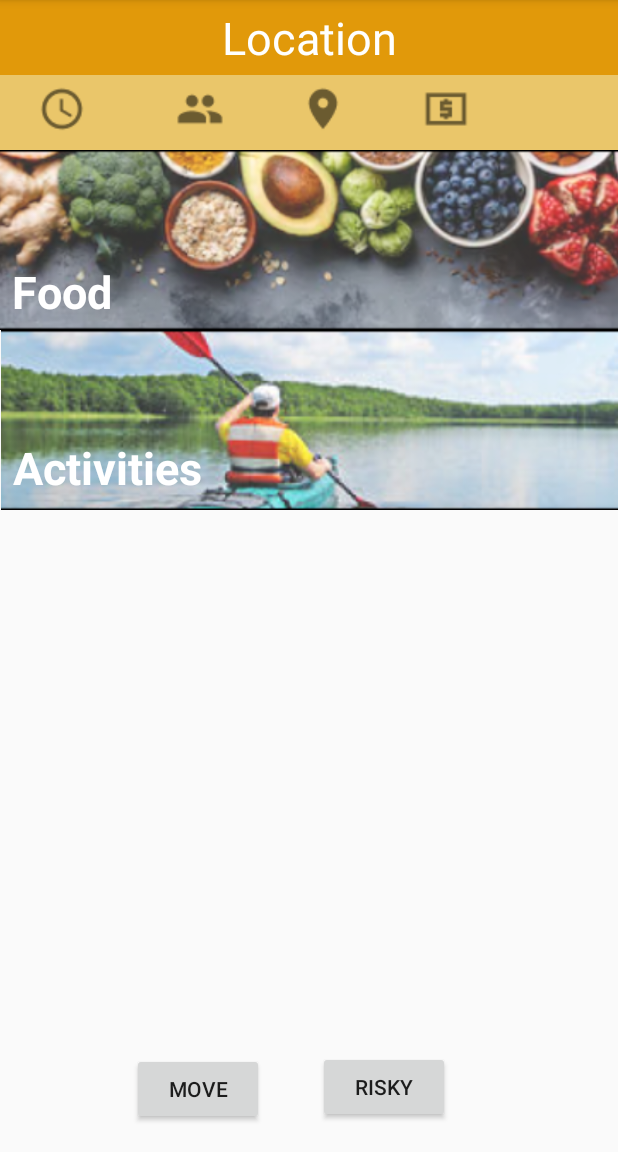
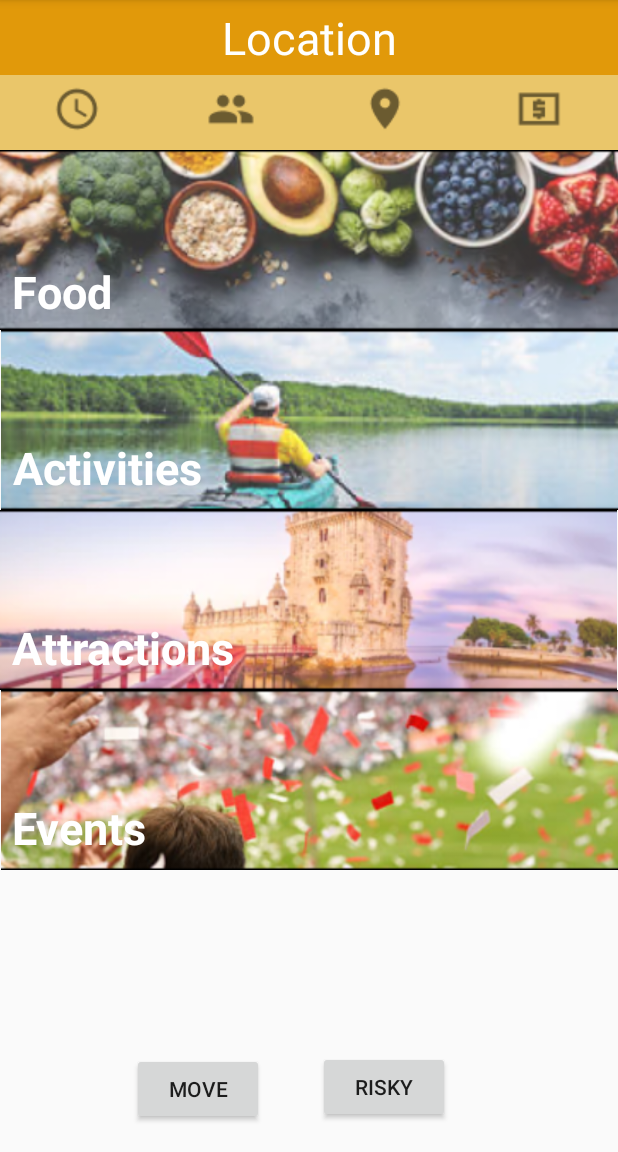
Before and after one commit to hkim00/moves, an Android app: the HomeActivity screen opened directly, with no data from a screen before it, on a phone screen of 412 x 824 dp, the part 84-1236 px from its top. Run offline under Robolectric (Android 15) with nearby library versions, the phone set to English and light mode, and no system bars; libraries missing offline, so code that uses them is left out: com.google.android.libraries, com.loopj.android, cz.msebera.android; 9 statements that could not run were skipped.

Commit message:
- Add code for Home Activity that was not pushing due to merge conflicts - Add UI improvements to Home Activity

```diff
--- a/app/src/main/AndroidManifest.xml
+++ b/app/src/main/AndroidManifest.xml
@@ -34,7 +34,7 @@
             android:value="@integer/google_play_services_version" />
 
         <meta-data android:name="com.google.android.maps.v2.API_KEY"
-            android:value="@string/google_maps_api_key" />
+            android:value="@string/api_key" />
 
     </application>
 
--- a/app/src/main/java/com/hkim00/moves/HomeActivity.java
+++ b/app/src/main/java/com/hkim00/moves/HomeActivity.java
@@ -1,10 +1,14 @@
 package com.hkim00.moves;
 
+import android.graphics.Point;
 import android.os.Bundle;
+import android.view.Display;
 import android.widget.Button;
+import android.widget.ImageView;
 import android.widget.TextView;
 
 import androidx.appcompat.app.AppCompatActivity;
+import androidx.constraintlayout.widget.ConstraintLayout;
 
 import com.google.android.libraries.places.api.Places;
 import com.google.android.libraries.places.api.net.PlacesClient;
@@ -20,6 +24,7 @@ import cz.msebera.android.httpclient.Header;
 public class HomeActivity extends AppCompatActivity {
 
     public static final String API_BASE_URL = "https://maps.googleapis.com/maps/api/place";
+    private static int screenWidth;
 
     AsyncHttpClient client;
 
@@ -34,6 +39,14 @@ public class HomeActivity extends AppCompatActivity {
     Button btnPlace;
     Button btnPrice;
 
+    ConstraintLayout clCategories;
+    ImageView ivFood;
+    ImageView ivActivities;
+    ImageView ivAttractions;
+    ImageView ivEvents;
+
+
+
 
     @Override
     protected void onCreate(Bundle savedInstanceState) {
@@ -43,16 +56,52 @@ public class HomeActivity extends AppCompatActivity {
         Places.initialize(getApplicationContext(), getString(R.string.api_key));
         PlacesClient placesClient = Places.createClient(this);
 
+        client = new AsyncHttpClient();
+
+        getViewIds();
+
+        setupDesign();
+
+        getNearbyPlaces();
+    }
+
+    private void getViewIds(){
         tvLocation = findViewById(R.id.tvLocation);
         btnTime = findViewById(R.id.btnTime);
         btnPeople = findViewById(R.id.btnPeople);
         btnPlace = findViewById(R.id.btnPlace);
         btnPrice = findViewById(R.id.btnPrice);
+        clCategories = findViewById(R.id.clCategories);
+        ivFood = findViewById(R.id.ivFood);
+        ivActivities = findViewById(R.id.ivActivities);
+        ivAttractions = findViewById(R.id.ivAttractions);
+        ivEvents = findViewById(R.id.ivEvents);
+    }
 
-        client = new AsyncHttpClient();
 
-        getNearbyPlaces();
+    private void setupDesign() {
+        Display display = getWindowManager().getDefaultDisplay();
+        Point size = new Point();
+        display.getSize(size);
+        screenWidth = size.x;
+
+        btnTime.getLayoutParams().width= screenWidth/4;
+        btnPeople.getLayoutParams().width= screenWidth/4;
+        btnPlace.getLayoutParams().width= screenWidth/4;
+        btnPrice.getLayoutParams().width= screenWidth/4;
+
+        clCategories.post(new Runnable() {
+            @Override
+            public void run() {
+                int constraintHeight = clCategories.getLayoutParams().height;
+                ivFood.getLayoutParams().height = constraintHeight/4;
+                ivActivities.getLayoutParams().height = constraintHeight/4;
+                ivAttractions.getLayoutParams().height = constraintHeight/4;
+                ivEvents.getLayoutParams().height = constraintHeight/4;
+            }
+        });
     }
+
 
     private void getNearbyPlaces() {
         String apiUrl = API_BASE_URL + "/nearbysearch/json";
--- a/app/src/main/res/layout/activity_home.xml
+++ b/app/src/main/res/layout/activity_home.xml
@@ -2,6 +2,7 @@
 <androidx.constraintlayout.widget.ConstraintLayout xmlns:android="http://schemas.android.com/apk/res/android"
     xmlns:app="http://schemas.android.com/apk/res-auto"
     xmlns:tools="http://schemas.android.com/tools"
+    android:id="@+id/constraintLayout"
     android:layout_width="match_parent"
     android:layout_height="match_parent"
     tools:context=".HomeActivity">
@@ -44,43 +45,12 @@
         android:id="@+id/ivTime"
         android:layout_width="32dp"
         android:layout_height="32dp"
-        android:layout_marginStart="25dp"
         app:layout_constraintBottom_toBottomOf="@+id/view2"
-        app:layout_constraintStart_toStartOf="@+id/view2"
+        app:layout_constraintEnd_toEndOf="@+id/btnTime"
+        app:layout_constraintStart_toStartOf="@+id/btnTime"
         app:layout_constraintTop_toTopOf="@+id/view2"
         app:layout_constraintVertical_bias="0.388"
         app:srcCompat="@drawable/schedule" />
-
-    <ImageView
-        android:id="@+id/ivPeople"
-        android:layout_width="32dp"
-        android:layout_height="32dp"
-        android:layout_marginStart="60dp"
-        app:layout_constraintBottom_toBottomOf="@+id/ivTime"
-        app:layout_constraintStart_toEndOf="@+id/ivTime"
-        app:layout_constraintTop_toTopOf="@+id/ivTime"
-        app:layout_constraintVertical_bias="0.0"
-        app:srcCompat="@drawable/group" />
-
-    <ImageView
-        android:id="@+id/ivPlace"
-        android:layout_width="32dp"
-        android:layout_height="32dp"
-        android:layout_marginStart="50dp"
-        app:layout_constraintBottom_toBottomOf="@+id/ivPeople"
-        app:layout_constraintStart_toEndOf="@+id/ivPeople"
-        app:layout_constraintTop_toTopOf="@+id/ivPeople"
-        app:srcCompat="@drawable/place" />
-
-    <ImageView
-        android:id="@+id/ivPrice"
-        android:layout_width="wrap_content"
-        android:layout_height="wrap_content"
-        android:layout_marginStart="50dp"
-        app:layout_constraintBottom_toBottomOf="@+id/ivPlace"
-        app:layout_constraintStart_toEndOf="@+id/ivPlace"
-        app:layout_constraintTop_toTopOf="@+id/ivPlace"
-        app:srcCompat="@drawable/local_atm" />
 
     <Button
         android:id="@+id/btnTime"
@@ -88,9 +58,19 @@
         android:layout_width="50dp"
         android:layout_height="wrap_content"
         app:layout_constraintBottom_toBottomOf="@+id/view2"
-        app:layout_constraintEnd_toEndOf="@+id/ivTime"
-        app:layout_constraintStart_toStartOf="@+id/ivTime"
+        app:layout_constraintStart_toStartOf="@+id/view2"
         app:layout_constraintTop_toTopOf="@+id/view2" />
+
+    <ImageView
+        android:id="@+id/ivPeople"
+        android:layout_width="32dp"
+        android:layout_height="32dp"
+        app:layout_constraintBottom_toBottomOf="@+id/ivTime"
+        app:layout_constraintEnd_toEndOf="@+id/btnPeople"
+        app:layout_constraintStart_toStartOf="@+id/btnPeople"
+        app:layout_constraintTop_toTopOf="@+id/ivTime"
+        app:layout_constraintVertical_bias="0.0"
+        app:srcCompat="@drawable/group" />
 
     <Button
         android:id="@+id/btnPeople"
@@ -98,9 +78,18 @@
         android:layout_width="50dp"
         android:layout_height="wrap_content"
         app:layout_constraintBottom_toBottomOf="@+id/view2"
-        app:layout_constraintEnd_toEndOf="@+id/ivPeople"
-        app:layout_constraintStart_toStartOf="@+id/ivPeople"
+        app:layout_constraintStart_toEndOf="@+id/btnTime"
         app:layout_constraintTop_toTopOf="@+id/view2" />
+
+    <ImageView
+        android:id="@+id/ivPlace"
+        android:layout_width="32dp"
+        android:layout_height="32dp"
+        app:layout_constraintBottom_toBottomOf="@+id/ivPeople"
+        app:layout_constraintEnd_toEndOf="@+id/btnPlace"
+        app:layout_constraintStart_toStartOf="@+id/btnPlace"
+        app:layout_constraintTop_toTopOf="@+id/ivPeople"
+        app:srcCompat="@drawable/place" />
 
     <Button
         android:id="@+id/btnPlace"
@@ -108,9 +97,18 @@
         android:layout_width="50dp"
         android:layout_height="wrap_content"
         app:layout_constraintBottom_toBottomOf="@+id/view2"
-        app:layout_constraintEnd_toEndOf="@+id/ivPlace"
-        app:layout_constraintStart_toStartOf="@+id/ivPlace"
+        app:layout_constraintStart_toEndOf="@+id/btnPeople"
         app:layout_constraintTop_toTopOf="@+id/view2" />
+
+    <ImageView
+        android:id="@+id/ivPrice"
+        android:layout_width="wrap_content"
+        android:layout_height="wrap_content"
+        app:layout_constraintBottom_toBottomOf="@+id/ivPlace"
+        app:layout_constraintEnd_toEndOf="@+id/btnPrice"
+        app:layout_constraintStart_toStartOf="@+id/btnPrice"
+        app:layout_constraintTop_toTopOf="@+id/ivPlace"
+        app:srcCompat="@drawable/local_atm" />
 
     <Button
         android:id="@+id/btnPrice"
@@ -118,9 +116,16 @@
         android:layout_width="50dp"
         android:layout_height="wrap_content"
         app:layout_constraintBottom_toBottomOf="@+id/view2"
-        app:layout_constraintEnd_toEndOf="@+id/ivPrice"
-        app:layout_constraintStart_toStartOf="@+id/ivPrice"
+        app:layout_constraintStart_toEndOf="@+id/btnPlace"
         app:layout_constraintTop_toTopOf="@+id/view2" />
+
+    <androidx.constraintlayout.widget.ConstraintLayout
+        android:id="@+id/clCategories"
+        android:layout_width="match_parent"
+        android:layout_height="0dp"
+        android:layout_marginBottom="8dp"
+        app:layout_constraintBottom_toTopOf="@+id/btnRiskyMove"
+        app:layout_constraintTop_toBottomOf="@+id/view2">
 
         <ImageView
             android:id="@+id/ivFood"
@@ -129,7 +134,7 @@
             android:scaleType="centerCrop"
             app:layout_constraintEnd_toEndOf="parent"
             app:layout_constraintStart_toStartOf="parent"
-        app:layout_constraintTop_toBottomOf="@+id/view2"
+            app:layout_constraintTop_toTopOf="parent"
             app:srcCompat="@drawable/food_background" />
 
         <TextView
@@ -152,8 +157,10 @@
             android:layout_height="0dp"
             app:layout_constraintBottom_toBottomOf="@+id/ivFood"
             app:layout_constraintEnd_toEndOf="@+id/ivFood"
+            app:layout_constraintHorizontal_bias="0.0"
             app:layout_constraintStart_toStartOf="@+id/ivFood"
-        app:layout_constraintTop_toTopOf="@+id/ivFood" />
+            app:layout_constraintTop_toTopOf="@+id/ivFood"
+            app:layout_constraintVertical_bias="1.0" />
 
         <ImageView
             android:id="@+id/ivActivities"
@@ -188,6 +195,75 @@
             app:layout_constraintStart_toStartOf="@+id/ivActivities"
             app:layout_constraintTop_toTopOf="@+id/ivActivities" />
 
+        <ImageView
+            android:id="@+id/ivAttractions"
+            android:layout_width="wrap_content"
+            android:layout_height="120dp"
+            android:scaleType="centerCrop"
+            app:layout_constraintEnd_toEndOf="parent"
+            app:layout_constraintHorizontal_bias="0.0"
+            app:layout_constraintStart_toStartOf="parent"
+            app:layout_constraintTop_toBottomOf="@+id/ivActivities"
+            app:srcCompat="@drawable/attractions_background" />
+
+        <TextView
+            android:id="@+id/textView5"
+            android:layout_width="wrap_content"
+            android:layout_height="wrap_content"
+            android:layout_marginStart="8dp"
+            android:layout_marginBottom="8dp"
+            android:text="Attractions"
+            android:textColor="#FFFFFF"
+            android:textSize="30sp"
+            android:textStyle="bold"
+            app:layout_constraintBottom_toBottomOf="@+id/ivAttractions"
+            app:layout_constraintStart_toStartOf="@+id/ivAttractions" />
+
+        <Button
+            android:id="@+id/btnAttractions"
+            style="@style/Widget.AppCompat.Button.Borderless"
+            android:layout_width="0dp"
+            android:layout_height="0dp"
+            app:layout_constraintBottom_toBottomOf="@+id/ivAttractions"
+            app:layout_constraintEnd_toEndOf="@+id/ivAttractions"
+            app:layout_constraintStart_toStartOf="@+id/ivAttractions"
+            app:layout_constraintTop_toTopOf="@+id/ivAttractions" />
+
+        <ImageView
+            android:id="@+id/ivEvents"
+            android:layout_width="wrap_content"
+            android:layout_height="120dp"
+            android:scaleType="centerCrop"
+            app:layout_constraintEnd_toEndOf="parent"
+            app:layout_constraintStart_toStartOf="parent"
+            app:layout_constraintTop_toBottomOf="@+id/btnAttractions"
+            app:srcCompat="@drawable/events_background" />
+
+        <TextView
+            android:id="@+id/textView6"
+            android:layout_width="wrap_content"
+            android:layout_height="wrap_content"
+            android:layout_marginStart="8dp"
+            android:layout_marginBottom="8dp"
+            android:text="Events"
+            android:textColor="#FFFFFF"
+            android:textSize="30sp"
+            android:textStyle="bold"
+            app:layout_constraintBottom_toBottomOf="@+id/ivEvents"
+            app:layout_constraintStart_toStartOf="parent" />
+
+        <Button
+            android:id="@+id/btnEvents"
+            style="@style/Widget.AppCompat.Button.Borderless"
+            android:layout_width="0dp"
+            android:layout_height="0dp"
+            app:layout_constraintBottom_toBottomOf="@+id/ivEvents"
+            app:layout_constraintEnd_toEndOf="@+id/ivEvents"
+            app:layout_constraintStart_toStartOf="@+id/ivEvents"
+            app:layout_constraintTop_toTopOf="@+id/ivEvents" />
+
+    </androidx.constraintlayout.widget.ConstraintLayout>
+
     <Button
         android:id="@+id/btnMove"
         android:layout_width="wrap_content"
@@ -207,4 +283,5 @@
         android:text="Risky"
         app:layout_constraintBottom_toBottomOf="parent"
         app:layout_constraintEnd_toEndOf="parent" />
+
 </androidx.constraintlayout.widget.ConstraintLayout>
```
Lines whose indentation alone changed are shown as unchanged.
